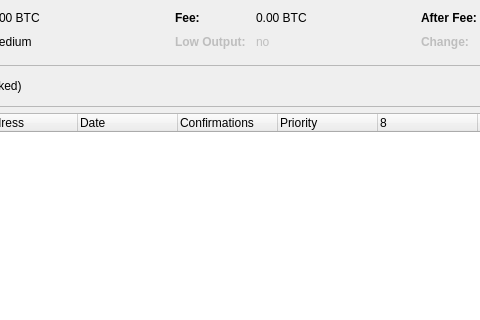
Before: the Qt Designer form src/qt/forms/coincontroldialog.ui in dogecoin/dogecoin, drawn with Qt 5; both pictures show x 334 to 814 and y 0 to 320 of the 1000 by 500 pixel window.
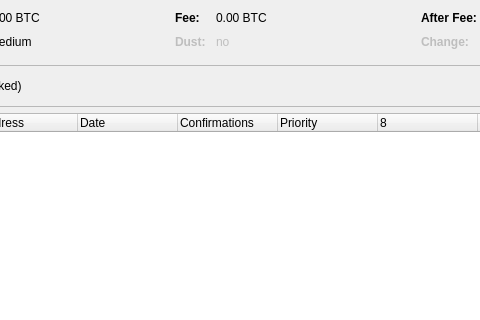
After: the same form once the commit is applied. Custom widgets are drawn as their Qt base class.

Diff of the .ui file:
```diff
--- a/src/qt/forms/coincontroldialog.ui
+++ b/src/qt/forms/coincontroldialog.ui
@@ -225,7 +225,7 @@
           </font>
          </property>
          <property name="text">
-          <string>Low Output:</string>
+          <string>Dust:</string>
          </property>
         </widget>
        </item>
```
